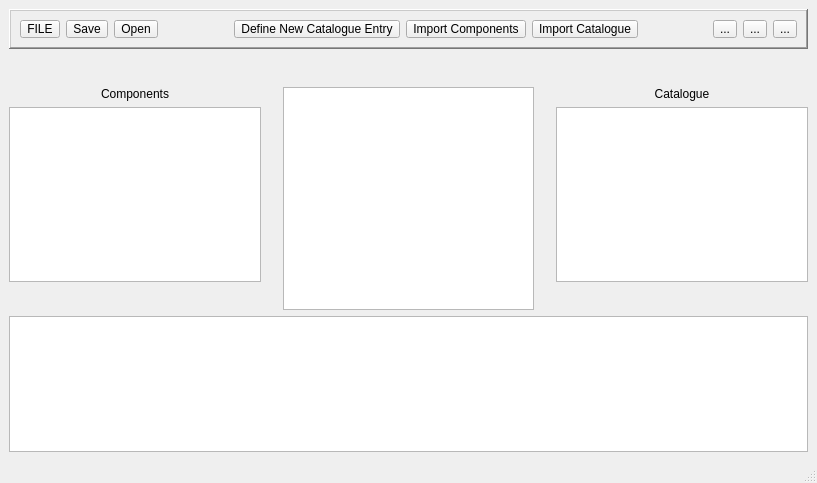
Qt form SPSv2/mainwindow.ui (etquist/SPSv2) before a commit.
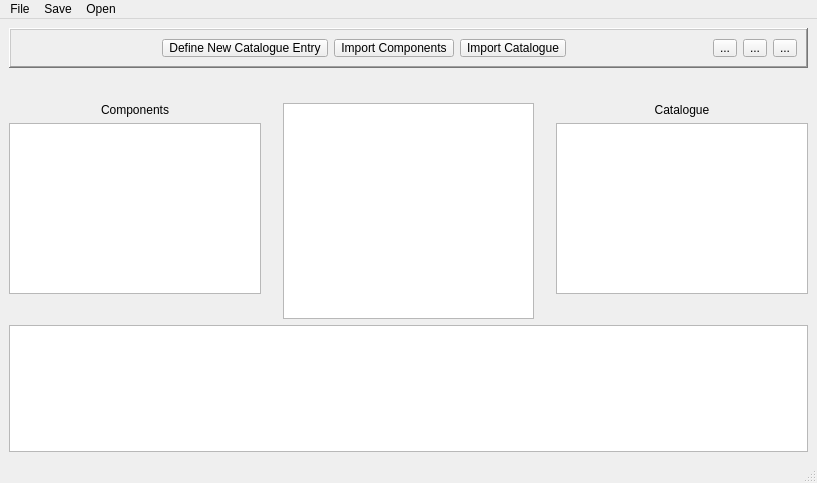
The same form after that commit. Icons and pictures are not drawn. Custom widgets are drawn as their Qt base class.

The edit to the form file:
```diff
--- a/SPSv2/mainwindow.ui
+++ b/SPSv2/mainwindow.ui
@@ -70,30 +70,6 @@
          <number>2</number>
         </property>
         <layout class="QHBoxLayout" name="horizontalLayout">
-         <item>
-          <widget class="QToolButton" name="toolButton_3">
-           <property name="text">
-            <string>FILE</string>
-           </property>
-          </widget>
-         </item>
-         <item>
-          <widget class="QToolButton" name="toolButton_2">
-           <property name="text">
-            <string>Save</string>
-           </property>
-           <property name="icon">
-            <iconset theme="document-save-as"/>
-           </property>
-          </widget>
-         </item>
-         <item>
-          <widget class="QToolButton" name="toolButton">
-           <property name="text">
-            <string>Open</string>
-           </property>
-          </widget>
-         </item>
          <item>
           <spacer name="horizontalSpacer_3">
            <property name="orientation">
@@ -342,6 +318,29 @@
      <height>22</height>
     </rect>
    </property>
+   <widget class="QMenu" name="menuFile">
+    <property name="title">
+     <string>File</string>
+    </property>
+    <addaction name="actionNew"/>
+    <addaction name="actionOpen"/>
+    <addaction name="actionSave"/>
+    <addaction name="actionSave_As"/>
+    <addaction name="actionOpen_Documentation"/>
+   </widget>
+   <widget class="QMenu" name="menuSave">
+    <property name="title">
+     <string>Save</string>
+    </property>
+   </widget>
+   <widget class="QMenu" name="menuOpen">
+    <property name="title">
+     <string>Open</string>
+    </property>
+   </widget>
+   <addaction name="menuFile"/>
+   <addaction name="menuSave"/>
+   <addaction name="menuOpen"/>
   </widget>
   <widget class="QStatusBar" name="statusbar"/>
  </widget>
```
Left out of the diff: 25 changed lines with no effect on the pictures.
